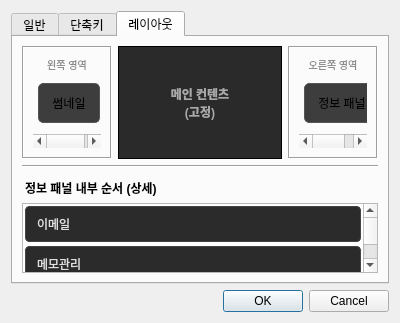
Qt form ui/config_dialog.ui (Glen-Lee-glitch/new_viewer) before a commit.
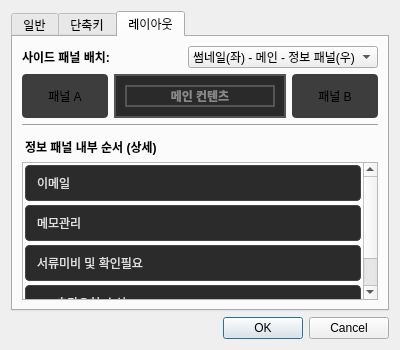
The same form after that commit. The open tabs and pages were chosen to show the change.

Commit message:
feat: Replace draggable lists with a mutual layout preset ComboBox in config_dialog.ui
   - Remove QListWidgets to prevent dual-panel assignment in a single slot.
   - Add comboBox_layout_preset for selecting between (Thumbnail-Main-Info) and (Info-Main-Thumbnail).
   - Maintain visual frames for layout preview.
   - Ensure 'Main Content' remains fixed in the center.

```diff
--- a/ui/config_dialog.ui
+++ b/ui/config_dialog.ui
@@ -7,7 +7,7 @@
     <x>0</x>
     <y>0</y>
     <width>400</width>
-    <height>300</height>
+    <height>350</height>
    </rect>
   </property>
   <property name="windowTitle">
@@ -83,6 +83,34 @@
        <string>레이아웃</string>
       </attribute>
       <layout class="QVBoxLayout" name="verticalLayout_layout_root">
+       <item>
+        <layout class="QHBoxLayout" name="horizontalLayout_layout_selection">
+         <item>
+          <widget class="QLabel" name="label_layout_select">
+           <property name="text">
+            <string>사이드 패널 배치:</string>
+           </property>
+           <property name="styleSheet">
+            <string>font-weight: bold;</string>
+           </property>
+          </widget>
+         </item>
+         <item>
+          <widget class="QComboBox" name="comboBox_layout_preset">
+           <item>
+            <property name="text">
+             <string>썸네일(좌) - 메인 - 정보 패널(우)</string>
+            </property>
+           </item>
+           <item>
+            <property name="text">
+             <string>정보 패널(좌) - 메인 - 썸네일(우)</string>
+            </property>
+           </item>
+          </widget>
+         </item>
+        </layout>
+       </item>
        <item>
         <layout class="QHBoxLayout" name="horizontalLayout_layout_preview" stretch="1,2,1">
          <item>
@@ -93,52 +121,18 @@
            <property name="frameShadow">
             <enum>QFrame::Sunken</enum>
            </property>
-           <layout class="QVBoxLayout" name="verticalLayout_left_container">
+           <property name="styleSheet">
+            <string>background-color: #3d3d3d; border-radius: 4px;</string>
+           </property>
+           <layout class="QVBoxLayout" name="verticalLayout_preview_left">
             <item>
-             <widget class="QLabel" name="label_left_title">
+             <widget class="QLabel" name="label_preview_left">
               <property name="text">
-               <string>왼쪽 영역</string>
+               <string>패널 A</string>
               </property>
               <property name="alignment">
                <set>Qt::AlignCenter</set>
               </property>
-              <property name="styleSheet">
-               <string>font-size: 10px; color: #888;</string>
-              </property>
-             </widget>
-            </item>
-            <item>
-             <widget class="QListWidget" name="listWidget_layout_left">
-              <property name="styleSheet">
-               <string>QListWidget { background: transparent; border: none; }
-QListWidget::item { 
-    background-color: #3d3d3d; 
-    border: 1px solid #555; 
-    border-radius: 5px; 
-    margin: 5px; 
-    padding: 10px; 
-}</string>
-              </property>
-              <property name="dragEnabled">
-               <bool>true</bool>
-              </property>
-              <property name="acceptDrops">
-               <bool>true</bool>
-              </property>
-              <property name="dragDropMode">
-               <enum>QAbstractItemView::DragDrop</enum>
-              </property>
-              <property name="defaultDropAction">
-               <enum>Qt::MoveAction</enum>
-              </property>
-              <item>
-               <property name="text">
-                <string>썸네일</string>
-               </property>
-               <property name="textAlignment">
-                <set>Qt::AlignCenter</set>
-               </property>
-              </item>
              </widget>
             </item>
            </layout>
@@ -153,20 +147,19 @@
             <enum>QFrame::Plain</enum>
            </property>
            <property name="styleSheet">
-            <string>background-color: #2a2a2a;</string>
+            <string>background-color: #2a2a2a; border: 2px solid #555;</string>
            </property>
            <layout class="QVBoxLayout" name="verticalLayout_content">
             <item>
              <widget class="QLabel" name="label_content">
               <property name="text">
-               <string>메인 컨텐츠
-(고정)</string>
+               <string>메인 컨텐츠</string>
               </property>
               <property name="alignment">
                <set>Qt::AlignCenter</set>
               </property>
               <property name="styleSheet">
-               <string>font-weight: bold; color: #aaa;</string>
+               <string>color: #888; font-weight: bold;</string>
               </property>
              </widget>
             </item>
@@ -181,52 +174,18 @@
            <property name="frameShadow">
             <enum>QFrame::Sunken</enum>
            </property>
-           <layout class="QVBoxLayout" name="verticalLayout_right_container">
+           <property name="styleSheet">
+            <string>background-color: #3d3d3d; border-radius: 4px;</string>
+           </property>
+           <layout class="QVBoxLayout" name="verticalLayout_preview_right">
             <item>
-             <widget class="QLabel" name="label_right_title">
+             <widget class="QLabel" name="label_preview_right">
               <property name="text">
-               <string>오른쪽 영역</string>
+               <string>패널 B</string>
               </property>
               <property name="alignment">
                <set>Qt::AlignCenter</set>
               </property>
-              <property name="styleSheet">
-               <string>font-size: 10px; color: #888;</string>
-              </property>
-             </widget>
-            </item>
-            <item>
-             <widget class="QListWidget" name="listWidget_layout_right">
-              <property name="styleSheet">
-               <string>QListWidget { background: transparent; border: none; }
-QListWidget::item { 
-    background-color: #3d3d3d; 
-    border: 1px solid #555; 
-    border-radius: 5px; 
-    margin: 5px; 
-    padding: 10px; 
-}</string>
-              </property>
-              <property name="dragEnabled">
-               <bool>true</bool>
-              </property>
-              <property name="acceptDrops">
-               <bool>true</bool>
-              </property>
-              <property name="dragDropMode">
-               <enum>QAbstractItemView::DragDrop</enum>
-              </property>
-              <property name="defaultDropAction">
-               <enum>Qt::MoveAction</enum>
-              </property>
-              <item>
-               <property name="text">
-                <string>정보 패널</string>
-               </property>
-               <property name="textAlignment">
-                <set>Qt::AlignCenter</set>
-               </property>
-              </item>
              </widget>
             </item>
            </layout>
```
Left out of the diff: 10 changed lines with no effect on the pictures.
